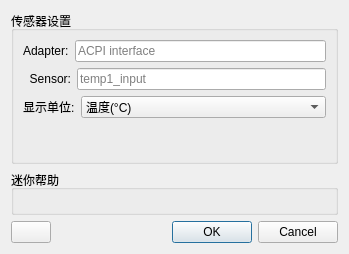
Qt form sensorsettingdialog.ui (zinface/qt.mini-sensor-monitor) before a commit.
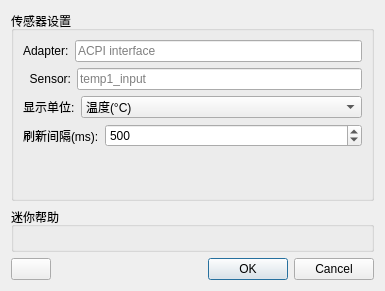
The same form after that commit. Icons and pictures are not drawn.

Commit message: repo: 加入 delay 设置，并使用 sensorsconfig 替代 configutil

What changed in the file:
```diff
--- a/sensorsettingdialog.ui
+++ b/sensorsettingdialog.ui
@@ -6,8 +6,8 @@
    <rect>
     <x>0</x>
     <y>0</y>
-    <width>349</width>
-    <height>254</height>
+    <width>385</width>
+    <height>291</height>
    </rect>
   </property>
   <property name="windowTitle">
@@ -97,6 +97,36 @@
         </item>
        </layout>
       </item>
+      <item>
+       <layout class="QHBoxLayout" name="horizontalLayout_5">
+        <item>
+         <widget class="QLabel" name="label_5">
+          <property name="text">
+           <string>刷新间隔(ms):</string>
+          </property>
+         </widget>
+        </item>
+        <item>
+         <widget class="QSpinBox" name="spinbox_delay">
+          <property name="sizePolicy">
+           <sizepolicy hsizetype="Expanding" vsizetype="Fixed">
+            <horstretch>0</horstretch>
+            <verstretch>0</verstretch>
+           </sizepolicy>
+          </property>
+          <property name="minimum">
+           <number>50</number>
+          </property>
+          <property name="maximum">
+           <number>5000</number>
+          </property>
+          <property name="value">
+           <number>500</number>
+          </property>
+         </widget>
+        </item>
+       </layout>
+      </item>
       <item>
        <spacer name="verticalSpacer">
         <property name="orientation">
```
The commit also changes 10 other files.
